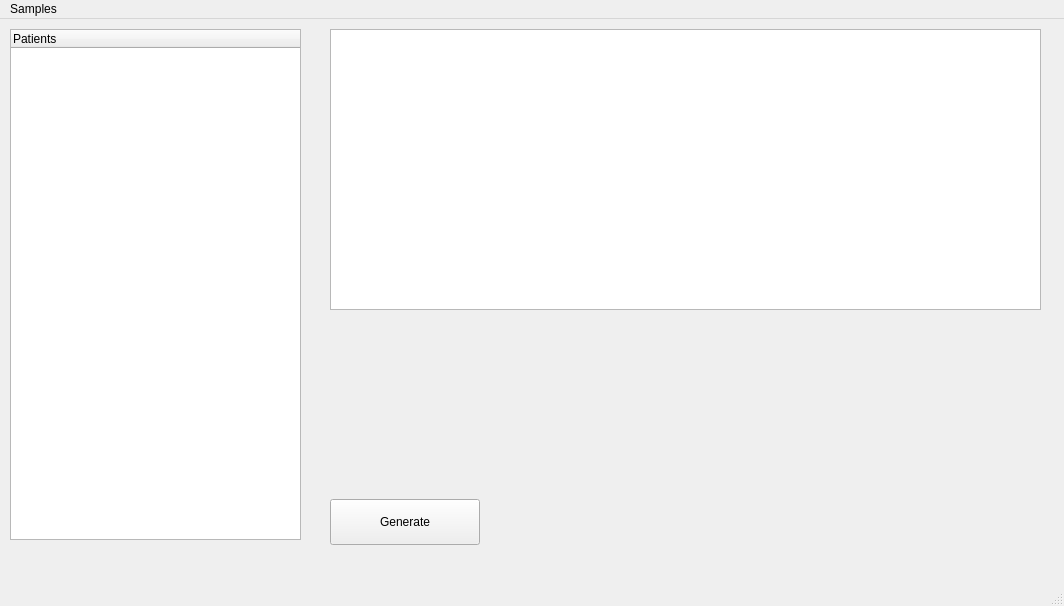
This is RawUI/main.ui in landowark/PreciseDB as Qt 5 draws it before an edit. The edited form follows.
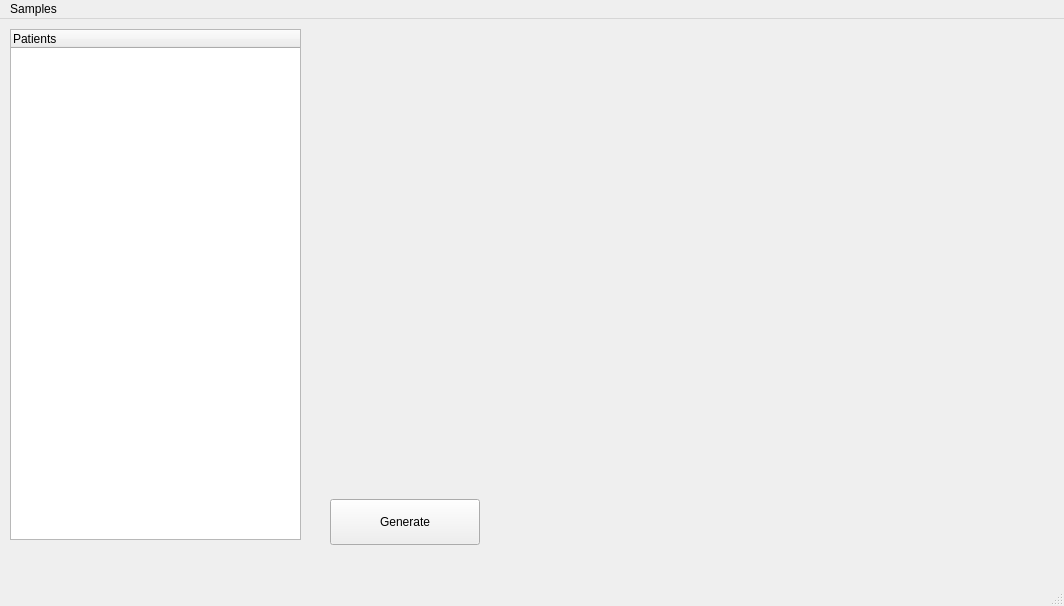
This is the edited form.

Commit message: Chartmaker in main window works for psa.

What changed in the file:
```diff
--- a/RawUI/main.ui
+++ b/RawUI/main.ui
@@ -35,16 +35,6 @@
      </property>
     </column>
    </widget>
-   <widget class="QGraphicsView" name="graphicsView">
-    <property name="geometry">
-     <rect>
-      <x>330</x>
-      <y>10</y>
-      <width>711</width>
-      <height>281</height>
-     </rect>
-    </property>
-   </widget>
    <widget class="QPushButton" name="teloButton">
     <property name="geometry">
      <rect>
@@ -61,6 +51,16 @@
      <string>Generate</string>
     </property>
    </widget>
+   <widget class="QWidget" name="widget" native="true">
+    <property name="geometry">
+     <rect>
+      <x>320</x>
+      <y>10</y>
+      <width>721</width>
+      <height>451</height>
+     </rect>
+    </property>
+   </widget>
   </widget>
   <widget class="QMenuBar" name="menubar">
    <property name="geometry">
```
The commit also changes 4 other files.
